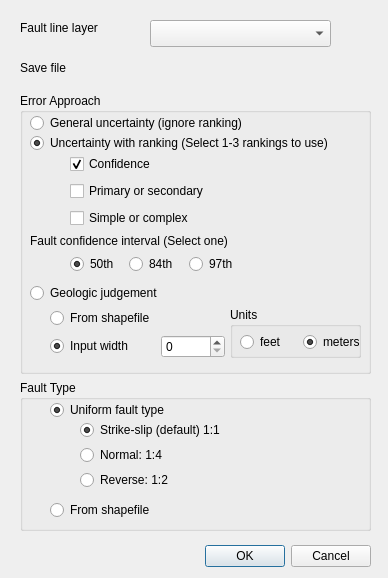
Old version of the form FaultBufferTool_dialog_base.ui in the repository Raswanth-Prasath/faultbuffertool.
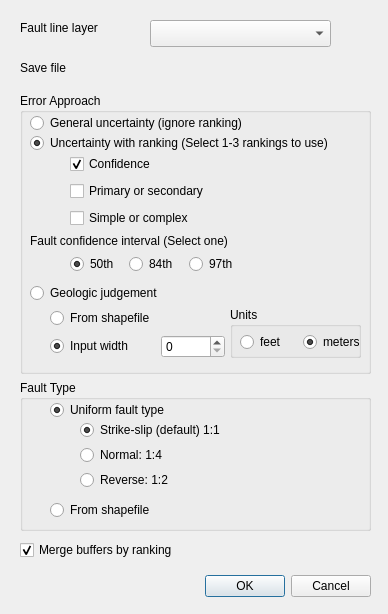
New version of the form. Custom widgets are drawn as their Qt base class.

What changed in the file:
```diff
--- a/FaultBufferTool_dialog_base.ui
+++ b/FaultBufferTool_dialog_base.ui
@@ -7,7 +7,7 @@
     <x>0</x>
     <y>0</y>
     <width>388</width>
-    <height>578</height>
+    <height>614</height>
    </rect>
   </property>
   <property name="windowTitle">
@@ -17,7 +17,7 @@
    <property name="geometry">
     <rect>
      <x>30</x>
-     <y>540</y>
+     <y>570</y>
      <width>341</width>
      <height>32</height>
     </rect>
@@ -447,6 +447,22 @@
     </property>
    </widget>
   </widget>
+  <widget class="QCheckBox" name="mergeBuffersCheckBox">
+   <property name="geometry">
+    <rect>
+     <x>20</x>
+     <y>540</y>
+     <width>171</width>
+     <height>20</height>
+    </rect>
+   </property>
+   <property name="text">
+    <string>Merge buffers by ranking</string>
+   </property>
+   <property name="checked">
+    <bool>true</bool>
+   </property>
+  </widget>
  </widget>
  <customwidgets>
   <customwidget>
```
